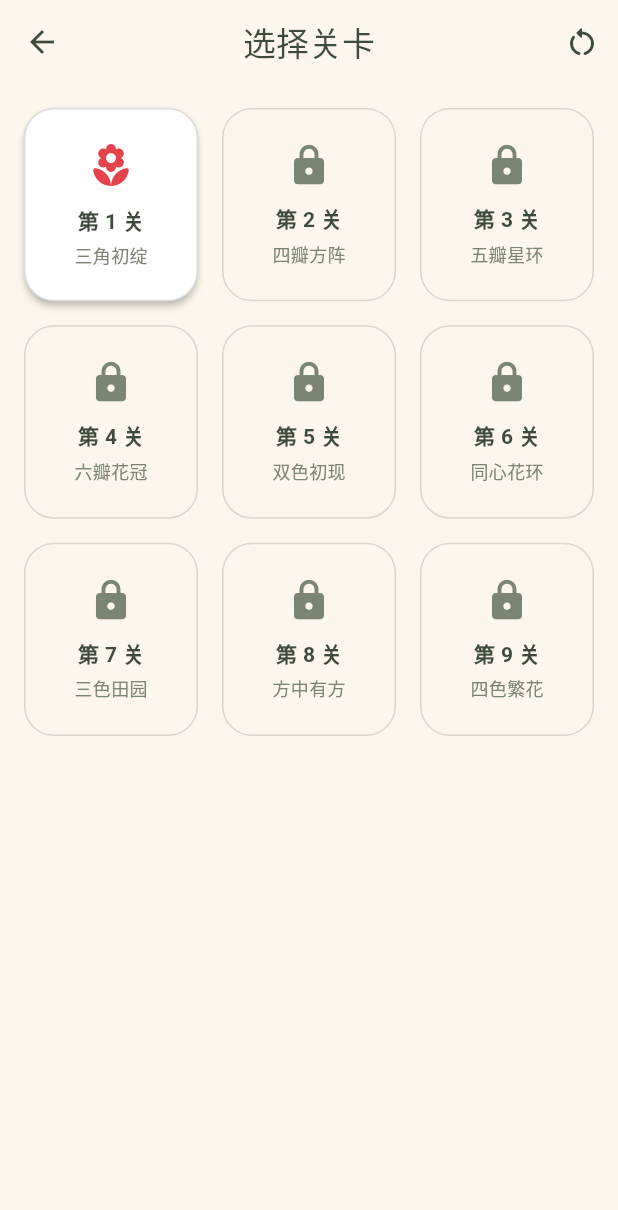
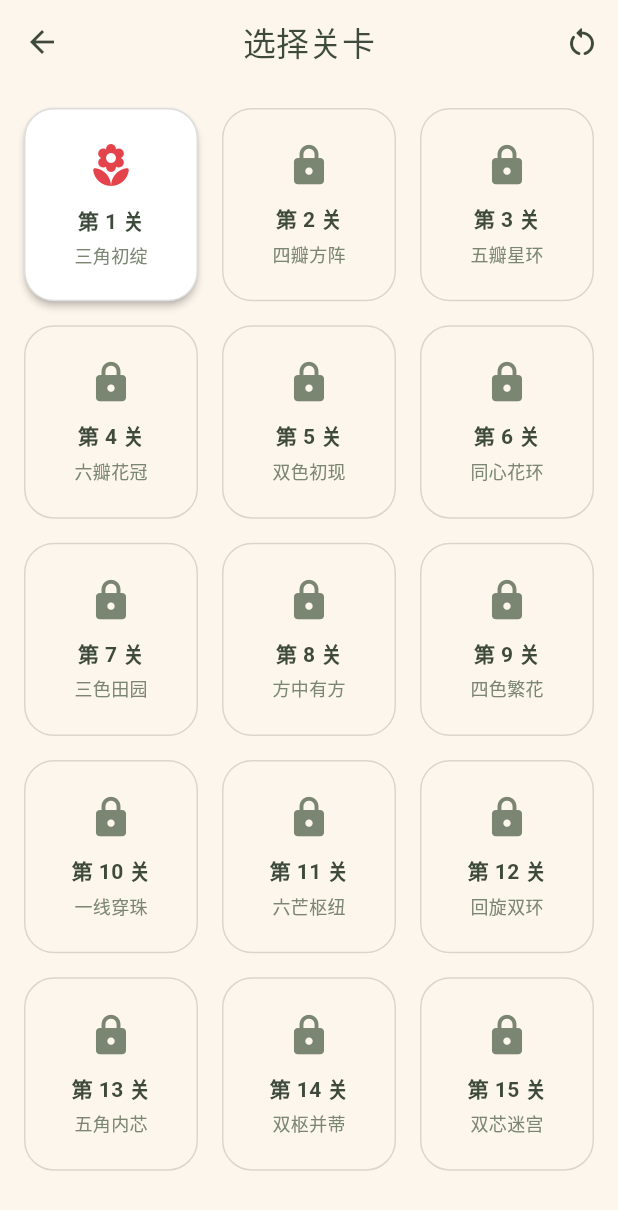
Before and after one commit to ChenMinyan-999/One-stroke-drawing, a Flutter app: the LevelSelectScreen screen opened by its route, on a phone screen of 412 x 824 dp. Shown: the top 1210 px of the screen. Run offline on Flutter 3.47's test engine with Material 3 defaults, Android fonts, the phone set to English and light mode, and no system bars; our stand-ins replace shared_preferences; accounts and stored records are empty.

Commit message:
添加关卡与难度

```diff
--- a/lib/data/levels.dart
+++ b/lib/data/levels.dart
@@ -4,9 +4,11 @@ import '../models/level.dart';
 
 /// 关卡数据：纯数组形式存储，坐标归一化到 0..1（板面为竖屏矩形）。
 ///
-/// 设计约束（保证每个颜色都可一笔连完且不交叉）：
-/// - 单色关卡：花朵位于凸位置（三角形/四边形/五边形/六边形），沿外圈连线即解。
-/// - 多色关卡：各组位于互不相交的独立区域，或一个组严格嵌套在另一个组内部。
+/// 设计约束（保证每个颜色都存在不交叉且首尾相连的闭环解）：
+/// - 无 [FlowerGroup.edges] 时任意两点可连，单色关沿凸位置外圈连线即解。
+/// - 有 [FlowerGroup.edges]（预设道路）时只能沿允许的边连线；这类关卡通过
+///   “中心枢纽 / 嵌套环回旋 / 双芯夹缝”等结构提升思考难度，而非单纯增加颜色。
+/// - 多色关卡：各组位于互不相交的独立区域。
 final List<Level> levels = [
   const Level(
     id: 1,
@@ -155,6 +157,127 @@ final List<Level> levels = [
       ]),
     ],
   ),
+  const Level(
+    id: 10,
+    name: '一线穿珠',
+    groups: [
+      FlowerGroup(0, [
+        Offset(0.50, 0.14),
+        Offset(0.82, 0.40),
+        Offset(0.68, 0.82),
+        Offset(0.32, 0.82),
+        Offset(0.18, 0.40),
+        Offset(0.50, 0.50),
+      ], edges: [
+        (0, 1), (1, 2), (2, 3), (3, 4), (4, 0), (0, 5), (4, 5),
+      ]),
+    ],
+  ),
+  const Level(
+    id: 11,
+    name: '六芒枢纽',
+    groups: [
+      FlowerGroup(0, [
+        Offset(0.50, 0.10),
+        Offset(0.84, 0.30),
+        Offset(0.84, 0.66),
+        Offset(0.50, 0.86),
+        Offset(0.16, 0.66),
+        Offset(0.16, 0.30),
+        Offset(0.50, 0.48),
+      ], edges: [
+        (0, 1), (1, 2), (2, 3), (3, 4), (4, 5), (5, 0), (0, 6), (1, 6),
+      ]),
+    ],
+  ),
+  const Level(
+    id: 12,
+    name: '回旋双环',
+    groups: [
+      FlowerGroup(0, [
+        Offset(0.18, 0.18),
+        Offset(0.82, 0.18),
+        Offset(0.82, 0.82),
+        Offset(0.18, 0.82),
+        Offset(0.36, 0.36),
+        Offset(0.64, 0.36),
+        Offset(0.64, 0.64),
+        Offset(0.36, 0.64),
+      ], edges: [
+        (0, 1), (1, 2), (2, 3), (3, 0),
+        (4, 5), (5, 6), (6, 7), (7, 4),
+        (0, 4), (1, 5), (2, 6), (3, 7),
+      ]),
+    ],
+  ),
+  const Level(
+    id: 13,
+    name: '五角内芯',
+    groups: [
+      FlowerGroup(0, [
+        Offset(0.50, 0.10),
+        Offset(0.88, 0.38),
+        Offset(0.74, 0.86),
+        Offset(0.26, 0.86),
+        Offset(0.12, 0.38),
+        Offset(0.50, 0.46),
+        Offset(0.64, 0.66),
+        Offset(0.36, 0.66),
+      ], edges: [
+        (0, 1), (1, 2), (2, 3), (3, 4), (4, 0),
+        (5, 6), (6, 7), (7, 5),
+        (0, 5), (4, 7),
+      ]),
+    ],
+  ),
+  const Level(
+    id: 14,
+    name: '双枢并蒂',
+    groups: [
+      FlowerGroup(0, [
+        Offset(0.28, 0.08),
+        Offset(0.52, 0.16),
+        Offset(0.52, 0.40),
+        Offset(0.28, 0.48),
+        Offset(0.04, 0.40),
+        Offset(0.04, 0.16),
+        Offset(0.28, 0.28),
+      ], edges: [
+        (0, 1), (1, 2), (2, 3), (3, 4), (4, 5), (5, 0), (0, 6), (1, 6),
+      ]),
+      FlowerGroup(1, [
+        Offset(0.72, 0.52),
+        Offset(0.96, 0.60),
+        Offset(0.96, 0.84),
+        Offset(0.72, 0.92),
+        Offset(0.48, 0.84),
+        Offset(0.48, 0.60),
+        Offset(0.72, 0.72),
+      ], edges: [
+        (0, 1), (1, 2), (2, 3), (3, 4), (4, 5), (5, 0), (0, 6), (1, 6),
+      ]),
+    ],
+  ),
+  const Level(
+    id: 15,
+    name: '双芯迷宫',
+    groups: [
+      FlowerGroup(0, [
+        Offset(0.50, 0.10),
+        Offset(0.85, 0.30),
+        Offset(0.85, 0.65),
+        Offset(0.50, 0.85),
+        Offset(0.15, 0.65),
+        Offset(0.15, 0.30),
+        Offset(0.42, 0.48),
+        Offset(0.58, 0.48),
+      ], edges: [
+        (0, 1), (1, 2), (2, 3), (3, 4), (4, 5), (5, 0),
+        (6, 7),
+        (1, 7), (7, 2), (4, 6), (6, 5),
+      ]),
+    ],
+  ),
 ];
 
 Level levelById(int id) => levels.firstWhere((l) => l.id == id);
--- a/lib/models/game_state.dart
+++ b/lib/models/game_state.dart
@@ -84,12 +84,13 @@ class GameState extends ChangeNotifier {
     return false;
   }
 
-  /// 拖动中尝试吸附到下一个未访问花朵。若新线段会交叉则拒绝。
+  /// 拖动中尝试吸附到下一个未访问花朵。若两点无预设道路或线段会交叉则拒绝。
   bool tryExtend(int group, int point) {
     if (group != _activeGroup) return false;
 
     final path = _paths[group];
     if (path.isEmpty || path.contains(point)) return false;
+    if (!level.groups[group].allowsEdge(path.last, point)) return false;
 
     final points = level.groups[group].points;
     final from = points[path.last];
@@ -110,6 +111,7 @@ class GameState extends ChangeNotifier {
     final points = level.groups[group].points;
     if (path.length != points.length) return false;
     if (path.isEmpty || path.first != point) return false;
+    if (!level.groups[group].allowsEdge(path.last, point)) return false;
 
     final from = points[path.last];
     final to = points[point];
--- a/lib/models/level.dart
+++ b/lib/models/level.dart
@@ -8,7 +8,20 @@ class FlowerGroup {
   /// 该颜色下所有花朵的归一化坐标。
   final List<Offset> points;
 
-  const FlowerGroup(this.colorIndex, this.points);
+  /// 预设道路：允许直接相连的点索引对。为 null 时表示任意两点都可相连。
+  final List<(int, int)>? edges;
+
+  const FlowerGroup(this.colorIndex, this.points, {this.edges});
+
+  /// 判断点 [a]、[b] 之间是否存在预设道路（无预设道路时为任意相连）。
+  bool allowsEdge(int a, int b) {
+    final e = edges;
+    if (e == null) return true;
+    for (final (i, j) in e) {
+      if ((i == a && j == b) || (i == b && j == a)) return true;
+    }
+    return false;
+  }
 }
 
 class Level {
--- a/lib/screens/game_screen.dart
+++ b/lib/screens/game_screen.dart
@@ -102,7 +102,11 @@ class _GameScreenState extends State<GameScreen> {
         _hint = {
           for (var g = 0; g < _level.groups.length; g++)
             if (!_state.isGroupComplete(g))
-              g: solveNonCrossingCycle(_level.groups[g].points) ?? const [],
+              g: solveNonCrossingCycle(
+                    _level.groups[g].points,
+                    edges: _level.groups[g].edges,
+                  ) ??
+                  const [],
         };
       } else {
         _hint = null;
--- a/lib/screens/home_screen.dart
+++ b/lib/screens/home_screen.dart
@@ -70,6 +70,7 @@ class HomeScreen extends StatelessWidget {
         content: const Text(
           '· 每关有若干种颜色的花。\n'
           '· 从一朵花开始，手指拖到同色的下一朵，一笔连完该色所有花。\n'
+          '· 有的关卡两朵花之间只有“预设道路”才能相连，不能凭空搭桥。\n'
           '· 连完所有花后，再拖回起点那朵花，把首尾连起来才算完成。\n'
           '· 抬手指后可以换一种颜色继续；接续时需从上一朵花（发光的那朵）开始。\n'
           '· 连线不能交叉，也不能重复经过同一朵花。\n'
```
Also changed, not shown: lib/services/geometry.dart (+21 -5 lines), lib/widgets/flower_board.dart (+22 -0 lines), 3 other files.
